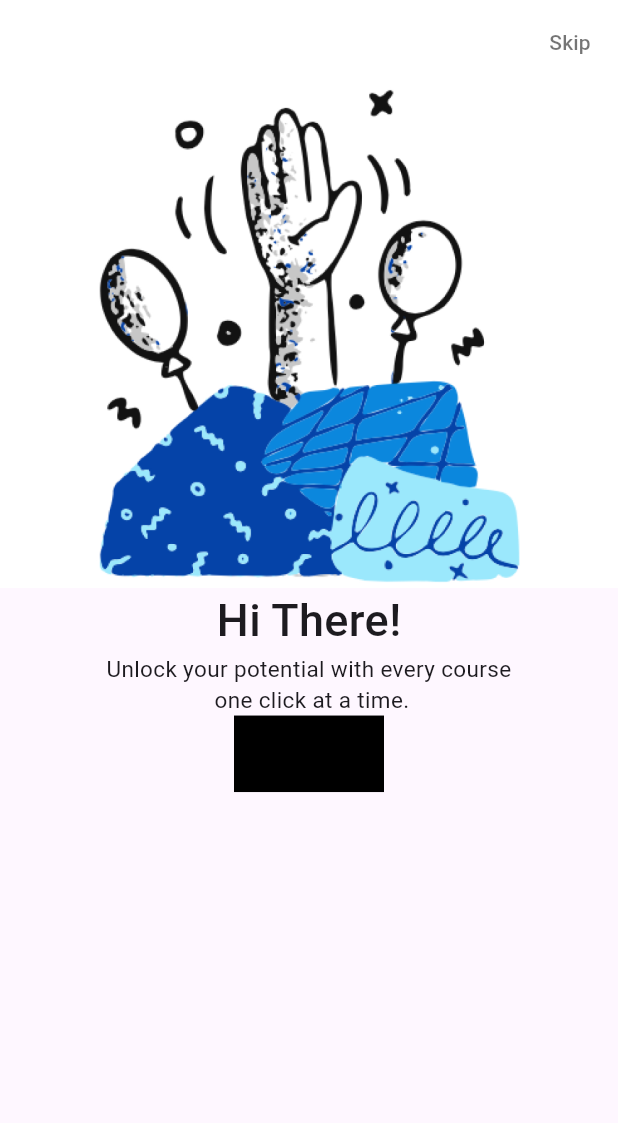
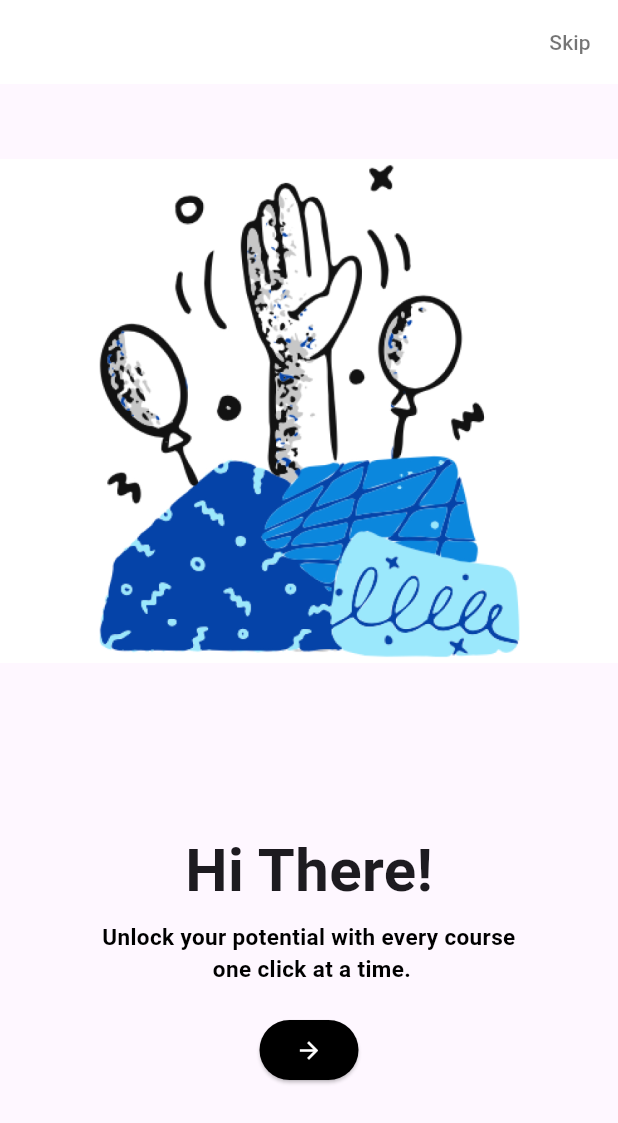
Before and after one commit to Priyanshg0211/Coursely, a Flutter app: the screen it shows after launch, on a phone screen of 412 x 824 dp. Shown: the top 1123 px of the screen. Run offline on Flutter 3.47's test engine with Material 3 defaults, Android fonts, the phone set to English and light mode, and no system bars; Roboto replaces fonts that are missing (Poppins).

Commit message:
intropage ui created

```diff
--- a/lib/intropage.dart
+++ b/lib/intropage.dart
@@ -1,3 +1,5 @@
+import 'dart:ui';
+
 import 'package:flutter/cupertino.dart';
 import 'package:flutter/material.dart';
 import 'package:flutter/widgets.dart';
@@ -12,7 +14,9 @@ class intropage extends StatelessWidget {
         backgroundColor: Colors.white,
         actions: <Widget>[
           TextButton(
-              onPressed: () {},
+              onPressed: () {
+                print('The skip button is pressed');
+              },
               child: Text(
                 'Skip',
                 style: TextStyle(fontSize: 14, color: Colors.black54),
@@ -21,34 +25,50 @@ class intropage extends StatelessWidget {
       ),
       body: Column(
         children: [
+          Padding(padding: EdgeInsets.only(
+            top: 50,
+          ),),
           Container(child: Center(child: Image.asset('assets/introimage.jpg'))),
+          SizedBox(height: 110,),
           Container(
             child: Text(
               'Hi There!',
               style: TextStyle(
-                fontSize: 30,
-                fontWeight: FontWeight.w500,
+                fontFamily: 'Poppins',
+                fontSize: 40,
+                fontWeight: FontWeight.bold,
               ),
             ),
+          ),
+          SizedBox(
+            height: 5,
           ),
           Container(
             child: Text(
               'Unlock your potential with every course\n one click at a time.',
               textAlign: TextAlign.center,
               style: TextStyle(
+                fontFamily: 'Poppins',
                 fontSize: 15,
+                fontWeight: FontWeight.bold,
+                color: Colors.black,
               ),
             ),
           ),
+          SizedBox(
+            height: 20,
+          ),
           Container(
-            child: MaterialButton(
-              onPressed: () {},
-              child: Container(
-                height: 51,
-                width: 100,
-                color: Colors.black,
+            child: ElevatedButton(onPressed: () {
+              print('The button is pressed');
+            },style: ButtonStyle(
+              backgroundColor: MaterialStatePropertyAll<Color>(Colors.black),
+              shape: MaterialStateProperty.all<RoundedRectangleBorder>(
+                RoundedRectangleBorder(
+                  borderRadius: BorderRadius.circular(30),
+                ),
               ),
-            ),
+            ), child: Icon(Icons.arrow_forward_outlined,color: Colors.white,))
           ),
         ],
       ),
--- a/pubspec.yaml
+++ b/pubspec.yaml
@@ -52,6 +52,11 @@ dev_dependencies:
 # following page: https://dart.dev/tools/pub/pubspec
 
 # The following section is specific to Flutter packages.
+fonts:
+  - family: Poppins
+    fonts:
+      - asset: assets/fonts/
+
 flutter:
   assets:
     - assets/introimage.jpg
```
